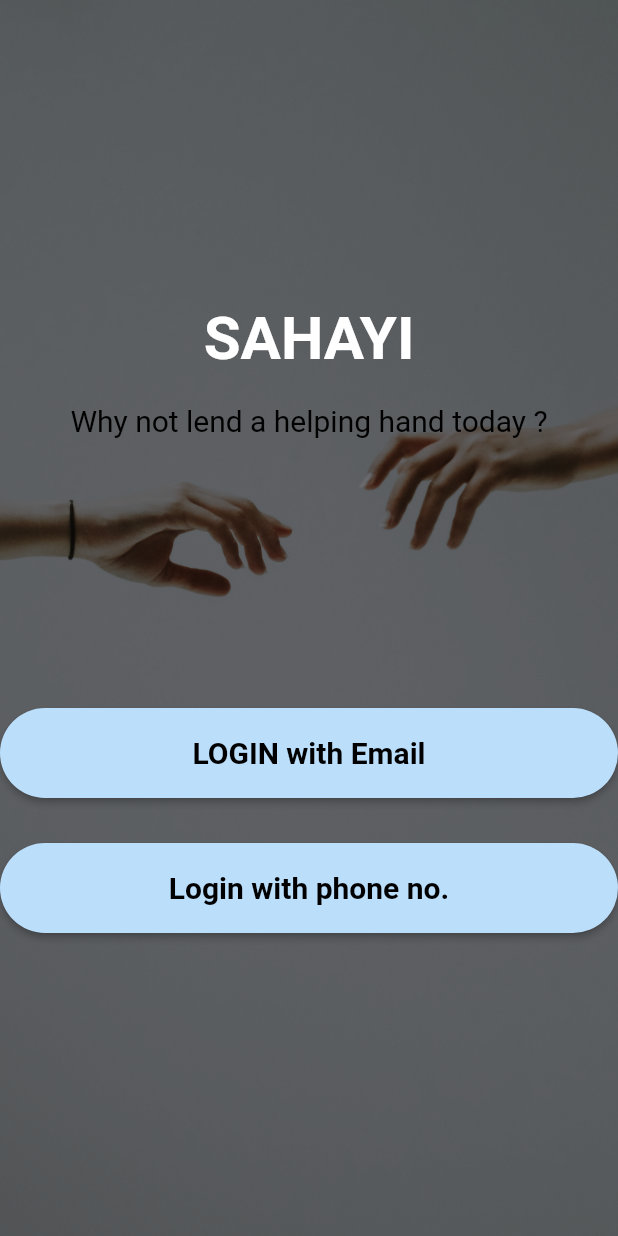
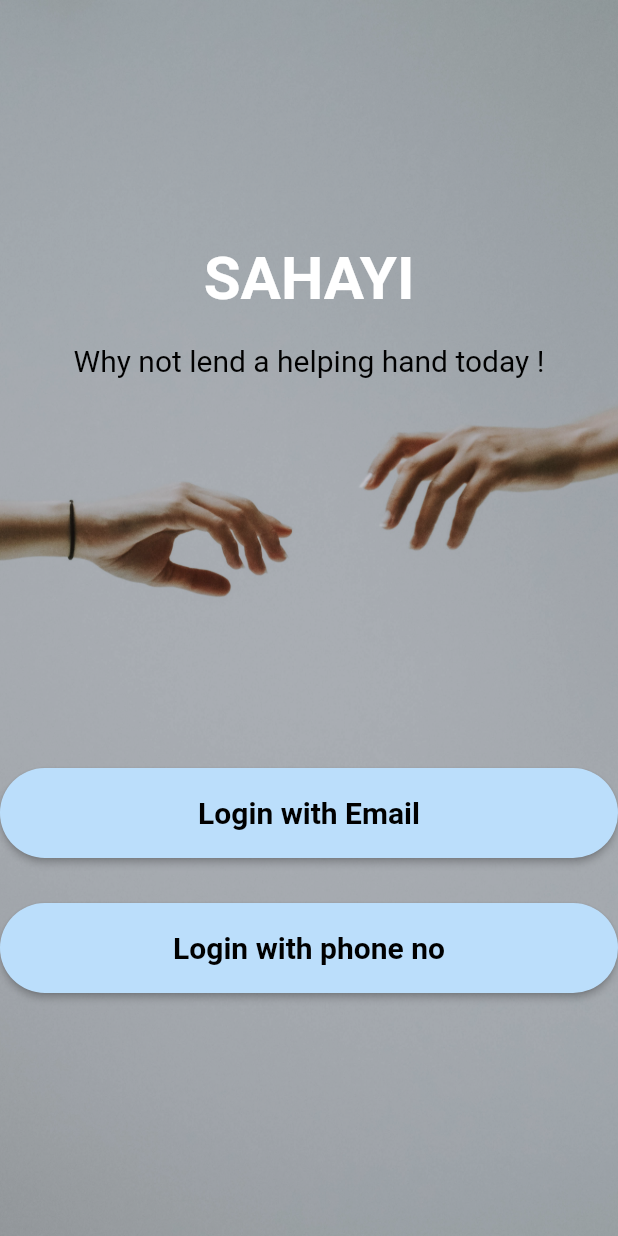
Before and after one commit to christorejisam/sahayi, a Flutter app: the screen it shows after launch, on a phone screen of 412 x 824 dp. Run offline on Flutter 3.47's test engine with Material 2 defaults, Android fonts, the phone set to English and light mode, and no system bars; missing offline and left inert: sawo.

Commit message:
edited files

```diff
--- a/lib/screens/welcome.dart
+++ b/lib/screens/welcome.dart
@@ -42,7 +42,7 @@ class _WelcomeState extends State<Welcome> {
               children: [
                 Positioned.fill(
                   child: Opacity(
-                    opacity: 0.5,
+                    opacity: 0.9,
                     child: Image.asset('assets/images/welcome.jpg',
                         fit: BoxFit.cover),
                   ),
@@ -59,10 +59,10 @@ class _WelcomeState extends State<Welcome> {
                               fontSize: 40,
                               fontWeight: FontWeight.bold)),
                       SizedBox(height: 20),
-                      Text('Why not lend a helping hand today ?',
+                      Text('Why not lend a helping hand today !',
                           textAlign: TextAlign.center,
                           style: TextStyle(color: Colors.black, fontSize: 20)),
-                      SizedBox(height: 180),
+                      SizedBox(height: 260),
                       ElevatedButton(
                         onPressed: () {
                           sawo.signIn(
@@ -72,7 +72,7 @@ class _WelcomeState extends State<Welcome> {
                           );
                         },
                         child: Text(
-                          "LOGIN with Email",
+                          "Login with Email",
                           style: TextStyle(
                               color: Colors.black,
                               fontWeight: FontWeight.bold,
@@ -94,7 +94,7 @@ class _WelcomeState extends State<Welcome> {
                           );
                         },
                         child: Text(
-                          "Login with phone no.",
+                          "Login with phone no",
                           style: TextStyle(
                               color: Colors.black,
                               fontWeight: FontWeight.bold,
```
Also changed, not shown: pubspec.lock.
